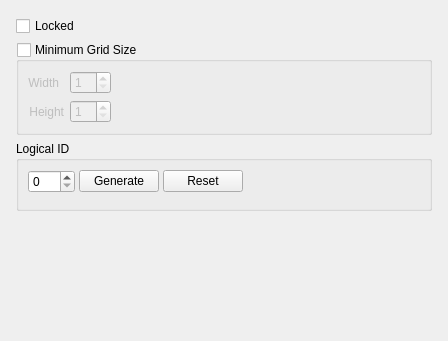
This is vms/client/nx_vms_client_desktop/src/nx/vms/client/desktop/resource_properties/layout/widgets/layout_general_settings_widget.ui in networkoptix/nx_open as Qt 5 draws it before an edit; both pictures show x 0 to 448 and y 0 to 341 of the 448 by 565 pixel window. The edited form follows.
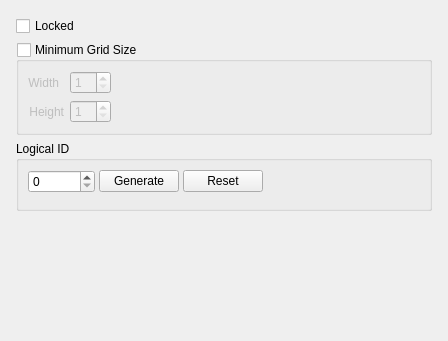
This is the edited form. Custom widgets are drawn as their Qt base class.

Commit message: VMS-37922: Increase maximum allowed Logical ID value in UI

```diff
--- a/vms/client/nx_vms_client_desktop/src/nx/vms/client/desktop/resource_properties/layout/widgets/layout_general_settings_widget.ui
+++ b/vms/client/nx_vms_client_desktop/src/nx/vms/client/desktop/resource_properties/layout/widgets/layout_general_settings_widget.ui
@@ -126,7 +126,7 @@
         <item>
          <widget class="QSpinBox" name="logicalIdSpinBox">
           <property name="maximum">
-           <number>999</number>
+           <number>999999</number>
           </property>
          </widget>
         </item>
```
The commit also changes 1 other file.
